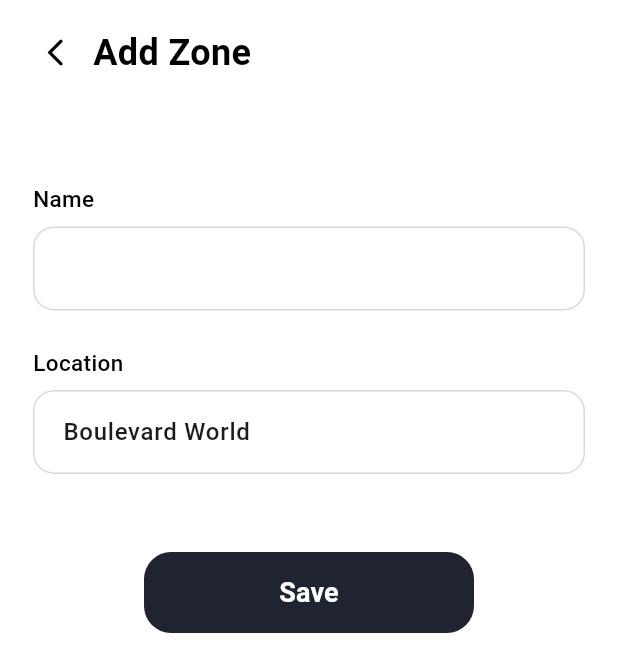
After one commit to shahad-alyahya/Rushd, a Flutter app: the screen it shows after launch, after a tap on the "add" icon, on a phone screen of 412 x 824 dp. The commit adds this screen. Shown: the top 672 px of the screen. Run offline on Flutter 3.47's test engine with Material 3 defaults, Android fonts, the light colour scheme and no system bars.

Commit message:
Zone List& Add Zone

```diff
--- /dev/null
+++ b/lib/Admin/AddZonePage.dart
@@ -0,0 +1,195 @@
+import 'package:flutter/material.dart';
+
+class AddZonePage extends StatefulWidget {
+  final String selectedLocation;
+
+  const AddZonePage({
+    super.key,
+    required this.selectedLocation,
+  });
+
+  @override
+  State<AddZonePage> createState() => _AddZonePageState();
+}
+
+class _AddZonePageState extends State<AddZonePage> {
+  static const Color kDark = Color(0xFF1F2430);
+
+  final GlobalKey<FormState> _formKey = GlobalKey<FormState>();
+  final TextEditingController _nameController = TextEditingController();
+  final TextEditingController _locationController = TextEditingController();
+
+  @override
+  void initState() {
+    super.initState();
+    _locationController.text = widget.selectedLocation;
+  }
+
+  @override
+  void dispose() {
+    _nameController.dispose();
+    _locationController.dispose();
+    super.dispose();
+  }
+
+  void _saveZone() {
+    if (!_formKey.currentState!.validate()) return;
+
+    final Map<String, String> newZone = {
+      'name': _nameController.text.trim(),
+      'location': _locationController.text.trim(),
+    };
+
+    Navigator.pop(context, newZone);
+  }
+
+  InputDecoration _inputDecoration() {
+    return InputDecoration(
+      isDense: true,
+      filled: true,
+      fillColor: Colors.white,
+      contentPadding: const EdgeInsets.symmetric(horizontal: 16, vertical: 16),
+      enabledBorder: OutlineInputBorder(
+        borderRadius: BorderRadius.circular(14),
+        borderSide: const BorderSide(color: Color(0xFFD9D9D9)),
+      ),
+      focusedBorder: OutlineInputBorder(
+        borderRadius: BorderRadius.circular(14),
+        borderSide: const BorderSide(color: Colors.black87),
+      ),
+      errorBorder: OutlineInputBorder(
+        borderRadius: BorderRadius.circular(14),
+        borderSide: const BorderSide(color: Colors.red),
+      ),
+      focusedErrorBorder: OutlineInputBorder(
+        borderRadius: BorderRadius.circular(14),
+        borderSide: const BorderSide(color: Colors.red),
+      ),
+    );
+  }
+
+  @override
+  Widget build(BuildContext context) {
+    return Scaffold(
+      backgroundColor: Colors.white,
+      body: SafeArea(
+        child: Padding(
+          padding: const EdgeInsets.fromLTRB(22, 18, 22, 0),
+          child: SingleChildScrollView(
+            child: Column(
+              crossAxisAlignment: CrossAxisAlignment.start,
+              children: [
+                Row(
+                  children: [
+                    InkWell(
+                      onTap: () => Navigator.pop(context),
+                      borderRadius: BorderRadius.circular(20),
+                      child: const Padding(
+                        padding: EdgeInsets.all(4),
+                        child: Icon(
+                          Icons.arrow_back_ios_new_rounded,
+                          size: 22,
+                          color: Colors.black,
+                        ),
+                      ),
+                    ),
+                    const SizedBox(width: 10),
+                    const Text(
+                      'Add Zone',
+                      style: TextStyle(
+                        fontSize: 24,
+                        fontWeight: FontWeight.w700,
+                        color: Colors.black,
+                      ),
+                    ),
+                  ],
+                ),
+                const SizedBox(height: 70),
+                Form(
+                  key: _formKey,
+                  child: Column(
+                    crossAxisAlignment: CrossAxisAlignment.start,
+                    children: [
+                      const Text(
+                        'Name',
+                        style: TextStyle(
+                          fontSize: 15,
+                          fontWeight: FontWeight.w500,
+                          color: Colors.black,
+                        ),
+                      ),
+                      const SizedBox(height: 8),
+                      TextFormField(
+                        controller: _nameController,
+                        decoration: _inputDecoration(),
+                        style: const TextStyle(
+                          fontSize: 16,
+                          fontWeight: FontWeight.w500,
+                        ),
+                        validator: (value) {
+                          if (value == null || value.trim().isEmpty) {
+                            return 'Please enter zone name';
+                          }
+                          return null;
+                        },
+                      ),
+                      const SizedBox(height: 24),
+                      const Text(
+                        'Location',
+                        style: TextStyle(
+                          fontSize: 15,
+                          fontWeight: FontWeight.w500,
+                          color: Colors.black,
+                        ),
+                      ),
+                      const SizedBox(height: 8),
+                      TextFormField(
+                        controller: _locationController,
+                        decoration: _inputDecoration(),
+                        style: const TextStyle(
+                          fontSize: 16,
+                          fontWeight: FontWeight.w500,
+                        ),
+                        validator: (value) {
+                          if (value == null || value.trim().isEmpty) {
+                            return 'Please enter location';
+                          }
+                          return null;
+                        },
+                      ),
+                      const SizedBox(height: 52),
+                      Center(
+                        child: SizedBox(
+                          width: 220,
+                          height: 54,
+                          child: ElevatedButton(
+                            onPressed: _saveZone,
+                            style: ElevatedButton.styleFrom(
+                              backgroundColor: kDark,
+                              elevation: 0,
+                              shape: RoundedRectangleBorder(
+                                borderRadius: BorderRadius.circular(18),
+                              ),
+                            ),
+                            child: const Text(
+                              'Save',
+                              style: TextStyle(
+                                fontSize: 18,
+                                fontWeight: FontWeight.w700,
+                                color: Colors.white,
+                              ),
+                            ),
+                          ),
+                        ),
+                      ),
+                    ],
+                  ),
+                ),
+              ],
+            ),
+          ),
+        ),
+      ),
+    );
+  }
+}
--- /dev/null
+++ b/lib/Admin/ZonesListPage.dart
@@ -0,0 +1,433 @@
+import 'package:flutter/material.dart';
+import'package:rushd/Admin/AddZonePage.dart';
+
+class ZonesListPage extends StatefulWidget {
+  const ZonesListPage({super.key});
+
+  @override
+  State<ZonesListPage> createState() => _ZonesListPageState();
+}
+
+class _ZonesListPageState extends State<ZonesListPage> {
+  static const Color kPurple = Color(0xFF867AB9);
+  static const Color kDark = Color(0xFF1F2430);
+  static const Color kCard = Color(0xFFF1F1F1);
+  static const Color kDelete = Color(0xFF9B4A4A);
+
+  final List<String> _locations = const [
+    'Boulevard World',
+    'Boulevard City',
+    'Al-Bujairi',
+    'Riyadh Zoo',
+  ];
+
+  String _selectedLocation = 'Boulevard World';
+  bool _hasData = true;
+
+  Future<void> _showActionDialog(String title, String message) async {
+    await showDialog<void>(
+      context: context,
+      builder: (context) {
+        return Dialog(
+          shape: RoundedRectangleBorder(borderRadius: BorderRadius.circular(22)),
+          child: Padding(
+            padding: const EdgeInsets.symmetric(horizontal: 22, vertical: 24),
+            child: Column(
+              mainAxisSize: MainAxisSize.min,
+              children: [
+                Text(
+                  title,
+                  style: const TextStyle(
+                    fontSize: 20,
+                    fontWeight: FontWeight.w700,
+                    color: Colors.black,
+                  ),
+                ),
+                const SizedBox(height: 12),
+                Text(
+                  message,
+                  textAlign: TextAlign.center,
+                  style: const TextStyle(
+                    fontSize: 15,
+                    color: Colors.black87,
+                    height: 1.5,
+                  ),
+                ),
+                const SizedBox(height: 22),
+                SizedBox(
+                  width: double.infinity,
+                  height: 52,
+                  child: ElevatedButton(
+                    onPressed: () => Navigator.pop(context),
+                    style: ElevatedButton.styleFrom(
+                      backgroundColor: kDark,
+                      elevation: 0,
+                      shape: RoundedRectangleBorder(
+                        borderRadius: BorderRadius.circular(16),
+                      ),
+                    ),
+                    child: const Text(
+                      'OK',
+                      style: TextStyle(
+                        fontSize: 16,
+                        fontWeight: FontWeight.w700,
+                        color: Colors.white,
+                      ),
+                    ),
+                  ),
+                ),
+              ],
+            ),
+          ),
+        );
+      },
+    );
+  }
+
+  Future<void> _showDeleteDialog() async {
+    await showDialog<void>(
+      context: context,
+      barrierDismissible: true,
+      builder: (context) {
+        return Dialog(
+          shape: RoundedRectangleBorder(borderRadius: BorderRadius.circular(22)),
+          child: Padding(
+            padding: const EdgeInsets.fromLTRB(20, 22, 20, 18),
+            child: Column(
+              mainAxisSize: MainAxisSize.min,
+              children: [
+                const Text(
+                  'Are you sure you want to delete this Zone?',
+                  textAlign: TextAlign.center,
+                  style: TextStyle(
+                    fontSize: 15,
+                    fontWeight: FontWeight.w600,
+                    color: Colors.black,
+                    height: 1.4,
+                  ),
+                ),
+                const SizedBox(height: 20),
+                Row(
+                  children: [
+                    Expanded(
+                      child: SizedBox(
+                        height: 52,
+                        child: OutlinedButton(
+                          onPressed: () => Navigator.pop(context),
+                          style: OutlinedButton.styleFrom(
+                            side: BorderSide.none,
+                            backgroundColor: Colors.white,
+                            shape: RoundedRectangleBorder(
+                              borderRadius: BorderRadius.circular(16),
+                              ),
+                          ),
+                          child: const Text(
+                            'NO',
+                            style: TextStyle(
+                              color: Colors.black,
+                              fontWeight: FontWeight.w700,
+                              fontSize: 15,
+                            ),
+                          ),
+                        ),
+                      ),
+                    ),
+                    const SizedBox(width: 12),
+                    Expanded(
+                      child: SizedBox(
+                        height: 52,
+                        child: ElevatedButton(
+                          onPressed: () {
+                            Navigator.pop(context);
+                            ScaffoldMessenger.of(context).showSnackBar(
+                              const SnackBar(
+                                content: Text('Zone deleted successfully'),
+                              ),
+                            );
+                          },
+                          style: ElevatedButton.styleFrom(
+                            backgroundColor: kDark,
+                            elevation: 0,
+                            shape: RoundedRectangleBorder(
+                              borderRadius: BorderRadius.circular(16),
+                            ),
+                          ),
+                          child: const Text(
+                            'YES',
+                            style: TextStyle(
+                              color: Colors.white,
+                              fontWeight: FontWeight.w700,
+                              fontSize: 15,
+                            ),
+                          ),
+                        ),
+                      ),
+                    ),
+                  ],
+                ),
+              ],
+            ),
+          ),
+        );
+      },
+    );
+  }
+
+  void _onLocationChanged(String? value) {
+  if (value == null) return;
+
+  final hasData = _zones.any((zone) => zone['location'] == value);
+
+  setState(() {
+    _selectedLocation = value;
+    _hasData = hasData;
+  });
+
+  if (!hasData) {
+    ScaffoldMessenger.of(context).showSnackBar(
+      SnackBar(
+        content: Text('No data available for $value'),
+        behavior: SnackBarBehavior.floating,
+      ),
+    );
+  }
+}
+
+  Widget _buildTopBar() {
+    return Row(
+      crossAxisAlignment: CrossAxisAlignment.center,
+      children: [
+        Expanded(
+          child: Container(
+            height: 48,
+            padding: const EdgeInsets.symmetric(horizontal: 14),
+            decoration: BoxDecoration(
+              color: Colors.white,
+              borderRadius: BorderRadius.circular(14),
+
+            ),
+            child: DropdownButtonHideUnderline(
+              child: DropdownButton<String>(
+                value: _selectedLocation,
+                icon: const Icon(Icons.keyboard_arrow_down_rounded),
+                borderRadius: BorderRadius.circular(16),
+                style: const TextStyle(
+                  color: Colors.black,
+                  fontSize: 16,
+                  fontWeight: FontWeight.w700,
+                ),
+                items: _locations
+                    .map(
+                      (location) => DropdownMenuItem<String>(
+                        value: location,
+                        child: Text(location),
+                      ),
+                    )
+                    .toList(),
+                onChanged: _onLocationChanged,
+              ),
+            ),
+          ),
+        ),
+        const SizedBox(width: 10),
+        _ActionIconButton(
+          icon: Icons.ios_share_outlined,
+          onTap: () {
+            _showActionDialog(
+              'Export',
+              _hasData
+                  ? 'The export action will be connected later.'//here add the export or print func
+                  : 'There is no data to export for this location.',
+            );
+          },
+        ),
+        const SizedBox(width: 8),
+        _ActionIconButton(icon: Icons.print_outlined,
+          onTap: () {
+            _showActionDialog(
+              'Print',
+              _hasData
+                  ? 'The print action will be connected later.'
+                  : 'There is no data to print for this location.',
+            );
+          },
+        ),
+      ],
+    );
+  }
+
+  Widget _buildZoneCard() {
+    return Container(
+      padding: const EdgeInsets.symmetric(horizontal: 18, vertical: 15),
+      decoration: BoxDecoration(
+        color: kCard,
+        borderRadius: BorderRadius.circular(22),
+      ),
+      child: Row(
+        children: [
+          const Icon(
+            Icons.location_on_outlined,
+            size: 30,
+            color: Colors.black,
+          ),
+          const SizedBox(width: 16),
+          const Expanded(
+            child: Text(
+              'Türkiye Zone',
+              style: TextStyle(
+                fontSize: 18,
+                fontWeight: FontWeight.w700,
+                color: Colors.black,
+              ),
+            ),
+          ),
+          InkWell(
+            onTap: _showDeleteDialog,
+            borderRadius: BorderRadius.circular(30),
+            child: const Padding(
+              padding: EdgeInsets.all(6),
+              child: Icon(
+                Icons.delete_outline_rounded,
+                size: 28,
+                color: kDelete,
+              ),
+            ),
+          ),
+        ],
+      ),
+    );
+  }
+
+  Widget _buildEmptyCard() {
+    return Container(
+      width: double.infinity,
+      padding: const EdgeInsets.symmetric(horizontal: 22, vertical: 28),
+      decoration: BoxDecoration(
+        color: kCard,
+        borderRadius: BorderRadius.circular(22),
+      ),
+      child: Column(
+        children: const [
+          Icon(
+            Icons.location_off_outlined,
+            size: 34,
+            color: Colors.black54,
+          ),
+          SizedBox(height: 10),
+          Text(
+            'No data available for this location',
+            textAlign: TextAlign.center,
+            style: TextStyle(
+              fontSize: 16,
+              fontWeight: FontWeight.w600,
+              color: Colors.black87,
+            ),
+          ),
+        ],
+      ),
+    );
+  }
+
+Future<void> _openAddZonePage() async {
+  final result = await Navigator.push(
+    context,
+    MaterialPageRoute(
+      builder: (context) => AddZonePage(
+        selectedLocation: _selectedLocation,
+      ),
+    ),
+  );
+
+  if (result != null && result is Map<String, String>) {
+    setState(() {
+      _zones.add(result);
+      _selectedLocation = result['location'] ?? _selectedLocation;
+      _hasData = true;
+    });
+  }
+}
+
+  @override
+  Widget build(BuildContext context) {
+    return Scaffold(
+      backgroundColor: Colors.white,
+      floatingActionButton: FloatingActionButton(
+        onPressed: _openAddZonePage,
+        backgroundColor: kPurple,
+        elevation: 0, //??
+        child: const Icon(
+          Icons.add,
+          size: 34,
+          color: Colors.black,
+        ),
+      ),
+      floatingActionButtonLocation: FloatingActionButtonLocation.endFloat,
+      body: SafeArea(
+        child: Padding(
+          padding: const EdgeInsets.fromLTRB(20, 20, 20, 0),
+          child: Column(
+            children: [
+              const SizedBox(height: 14),
+              const Center(
+                child: Text(
+                  'Zones List',
+                  style: TextStyle(
+                    fontSize: 20,
+                    fontWeight: FontWeight.w700,
+                    color: Colors.black,
+                  ),),
+              ),
+              const SizedBox(height: 18),
+              _buildTopBar(),
+              const SizedBox(height: 22),
+              Expanded(
+                child: SingleChildScrollView(
+                  child: Column(
+                    children: [
+                      _hasData ? _buildZoneCard() : _buildEmptyCard(),
+                      const SizedBox(height: 18),
+                    ],
+                  ),
+                ),
+              ),
+            ],
+          ),
+        ),
+      ),
+    );
+  }
+}
+
+class _ActionIconButton extends StatelessWidget {
+  final IconData icon;
+  final VoidCallback onTap;
+
+  const _ActionIconButton({
+    required this.icon,
+    required this.onTap,
+  });
+
+  @override
+  Widget build(BuildContext context) {
+    return Material(
+      color: Colors.white,
+      borderRadius: BorderRadius.circular(14),
+      child: InkWell(
+        onTap: onTap,
+        borderRadius: BorderRadius.circular(14),
+        child: Container(
+          width: 48,
+          height: 48,
+          decoration: BoxDecoration(
+            borderRadius: BorderRadius.circular(14),
+          ),
+          child: Icon(
+            icon,
+            size: 24,
+            color: Colors.black,
+          ),
+        ),
+      ),
+    );
+  }
+}
--- a/lib/main.dart
+++ b/lib/main.dart
@@ -1,5 +1,5 @@
 import 'package:flutter/material.dart';
-import 'package:rushd/Visitor/homepage1.dart';
+import 'package:rushd/Admin/ZonesListPage.dart';
 
 void main() {
   runApp(const RushdApp());
@@ -13,7 +13,7 @@ class RushdApp extends StatelessWidget {
     return const MaterialApp(
       debugShowCheckedModeBanner: false,
       title: 'Rushd',
-      home: HomePage1(),
+      home: ZonesListPage(),
     );
   }
 }
```
